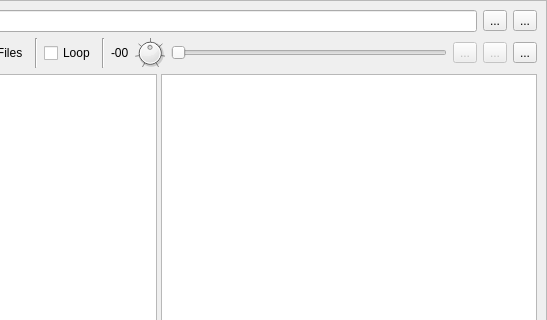
mimbert/soundbrowser, file lib/ui_lib/main_win.ui: the form before one commit; both pictures show x 230 to 777 and y 0 to 320 of the 777 by 701 pixel window.
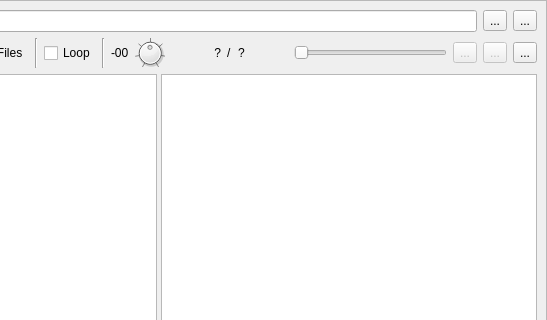
The form after the commit. Icons and pictures are not drawn.

Commit message: add position / duration lcd indicator

```diff
--- a/lib/ui_lib/main_win.ui
+++ b/lib/ui_lib/main_win.ui
@@ -803,6 +803,54 @@
             </property>
            </widget>
           </item>
+          <item>
+           <widget class="QLabel" name="position">
+            <property name="minimumSize">
+             <size>
+              <width>50</width>
+              <height>0</height>
+             </size>
+            </property>
+            <property name="maximumSize">
+             <size>
+              <width>50</width>
+              <height>16777215</height>
+             </size>
+            </property>
+            <property name="text">
+             <string>?</string>
+            </property>
+            <property name="alignment">
+             <set>Qt::AlignRight|Qt::AlignTrailing|Qt::AlignVCenter</set>
+            </property>
+           </widget>
+          </item>
+          <item>
+           <widget class="QLabel" name="label">
+            <property name="text">
+             <string>/</string>
+            </property>
+           </widget>
+          </item>
+          <item>
+           <widget class="QLabel" name="total">
+            <property name="minimumSize">
+             <size>
+              <width>50</width>
+              <height>0</height>
+             </size>
+            </property>
+            <property name="maximumSize">
+             <size>
+              <width>50</width>
+              <height>16777215</height>
+             </size>
+            </property>
+            <property name="text">
+             <string>?</string>
+            </property>
+           </widget>
+          </item>
           <item>
            <widget class="QSlider" name="seek_slider">
             <property name="toolTip">
```
The commit also changes 5 other files.
